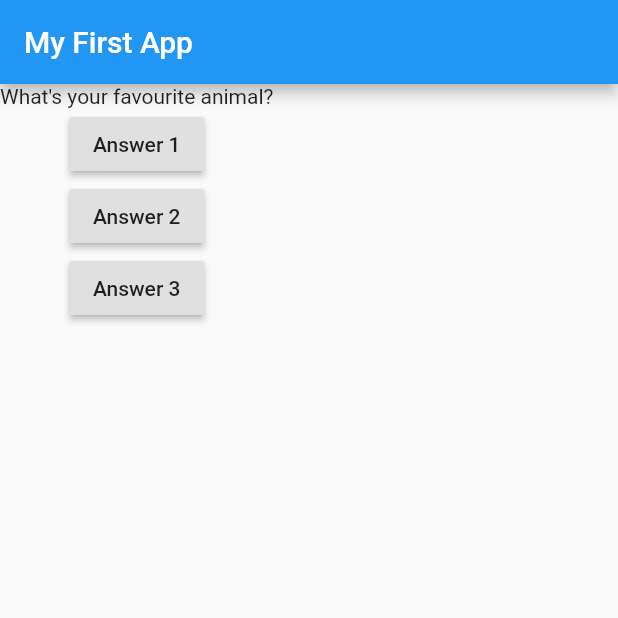
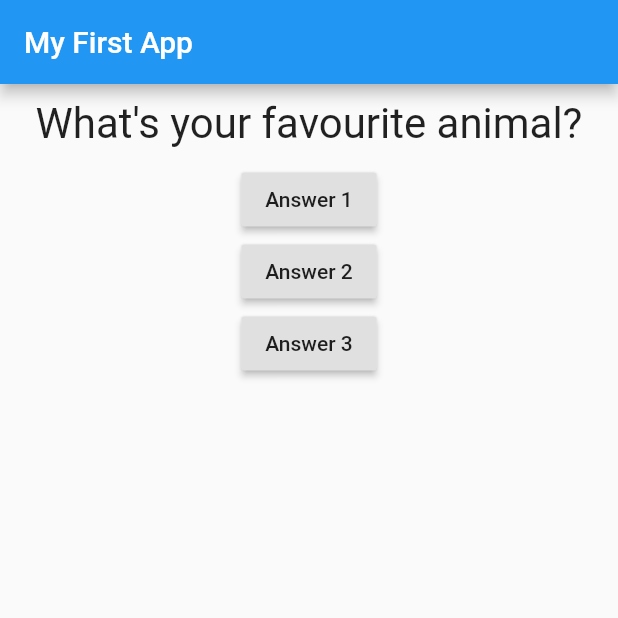
Before and after one commit to kshitij7890/QuizApp, a Flutter app: the screen it shows after launch, on a phone screen of 412 x 824 dp, the top half of it. Run offline on Flutter 3.47's test engine with Material 2 defaults, Android fonts, the phone set to English and light mode, and no system bars.

Commit message:
Basic styling for question added

```diff
--- a/lib/question.dart
+++ b/lib/question.dart
@@ -1,11 +1,20 @@
 import 'package:flutter/material.dart';
 
 class Question extends StatelessWidget {
-  final String questionText; //this value dont change later(works like const)
-  Question(this.questionText); //constructor
+  final String questionText;
+
+  Question(this.questionText);
 
   @override
   Widget build(BuildContext context) {
-    return Text(questionText);
+    return Container(
+      width: double.infinity,
+      margin: EdgeInsets.all(10),
+      child: Text(
+        questionText,
+        style: TextStyle(fontSize: 28),
+        textAlign: TextAlign.center,
+      ),
+    );
   }
 }
```
Also changed, not shown: 1 other file.
